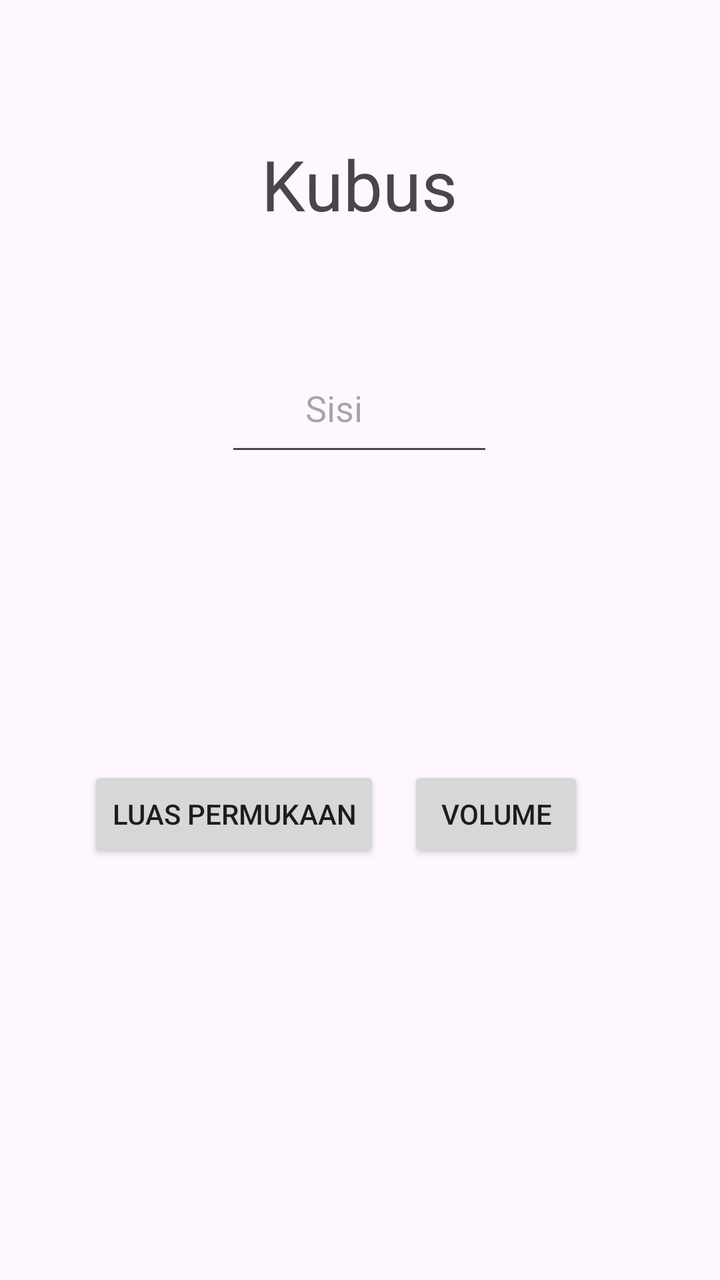
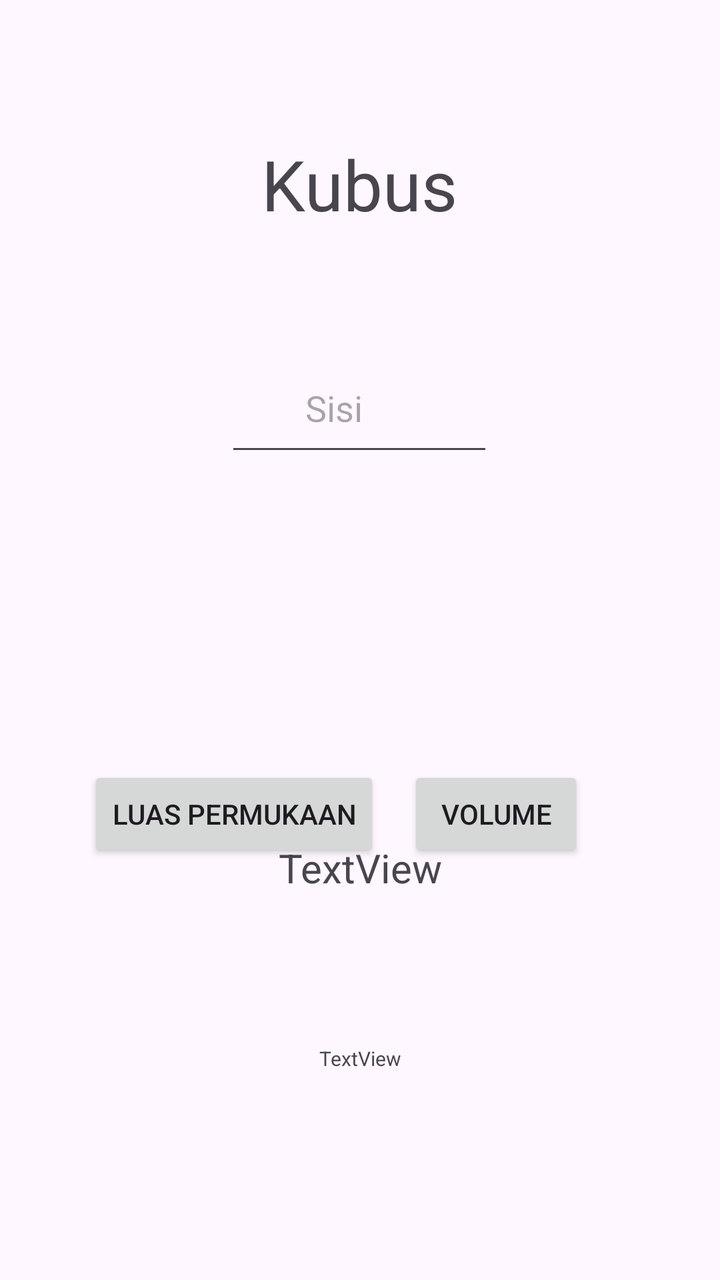

The first picture is an Android layout as it rendered before a commit; the second is the same layout after the commit. The layout source and the unified diff follow.
<!-- AndroidManifest.xml: application theme Theme.Filbert_Chrome -->
<!-- res/layout/activity_kubus.xml -->
<?xml version="1.0" encoding="utf-8"?>
<androidx.constraintlayout.widget.ConstraintLayout xmlns:android="http://schemas.android.com/apk/res/android"
    xmlns:app="http://schemas.android.com/apk/res-auto"
    xmlns:tools="http://schemas.android.com/tools"
    android:id="@+id/main"
    android:layout_width="match_parent"
    android:layout_height="match_parent"
    tools:context=".kubus">

    <TextView
        android:id="@+id/Kubus"
        android:layout_width="279dp"
        android:layout_height="68dp"
        android:layout_marginTop="52dp"
        android:paddingLeft="90dp"
        android:paddingTop="50px"
        android:text="Kubus"
        android:textSize="35dp"
        app:layout_constraintEnd_toEndOf="parent"
        app:layout_constraintStart_toStartOf="parent"
        app:layout_constraintTop_toTopOf="parent" />

    <EditText
        android:id="@+id/sisi_sisi"
        android:layout_width="134dp"
        android:layout_height="61dp"
        android:layout_marginTop="52dp"
        android:ems="10"
        android:hint="Sisi"
        android:inputType="text"
        android:paddingLeft="40dp"
        app:layout_constraintEnd_toEndOf="parent"
        app:layout_constraintHorizontal_bias="0.498"
        app:layout_constraintStart_toStartOf="parent"
        app:layout_constraintTop_toBottomOf="@+id/Kubus" />

    <Button
        android:id="@+id/btn_luas_permukaan_Kubus"
        android:layout_width="wrap_content"
        android:layout_height="wrap_content"
        android:layout_marginStart="44dp"
        android:layout_marginTop="60dp"
        android:text="Luas Permukaan"
        app:layout_constraintStart_toStartOf="parent"
        app:layout_constraintTop_toBottomOf="@+id/Hasil_Kubus" />

    <Button
        android:id="@+id/btn_Volume_Kubus"
        android:layout_width="wrap_content"
        android:layout_height="wrap_content"
        android:layout_marginTop="60dp"
        android:layout_marginEnd="68dp"
        android:text="Volume"
        app:layout_constraintEnd_toEndOf="parent"
        app:layout_constraintTop_toBottomOf="@+id/Hasil_Kubus" />

    <TextView
        android:id="@+id/Hasil_Kubus"
        android:layout_width="368dp"
        android:layout_height="51dp"
        android:layout_marginTop="152dp"
        android:paddingLeft="10dp"
        android:paddingTop="15dp"
        android:textSize="20dp"
        android:visibility="invisible"
        app:layout_constraintEnd_toEndOf="parent"
        app:layout_constraintHorizontal_bias="0.372"
        app:layout_constraintStart_toStartOf="parent"
        app:layout_constraintTop_toBottomOf="@+id/Kubus" />

</androidx.constraintlayout.widget.ConstraintLayout>
<!-- resources referenced by this layout -->
<resources>
  <style name="Theme.Filbert_Chrome" parent="Base.Theme.Filbert_Chrome" />
  <style name="Base.Theme.Filbert_Chrome" parent="Theme.Material3.DayNight.NoActionBar">
          
          
      </style>
</resources>

<!-- the commit's change to res/layout/activity_kubus.xml (unified diff, before → after) -->
@@ -68,4 +68,28 @@
         app:layout_constraintStart_toStartOf="parent"
         app:layout_constraintTop_toBottomOf="@+id/Kubus" />
 
+    <TextView
+        android:id="@+id/judul_halaman"
+        android:layout_width="wrap_content"
+        android:layout_height="wrap_content"
+        android:layout_marginBottom="75dp"
+        android:gravity="center"
+        android:text="TextView"
+        android:textSize="20dp"
+        app:layout_constraintBottom_toTopOf="@+id/description"
+        app:layout_constraintEnd_toEndOf="parent"
+        app:layout_constraintStart_toStartOf="parent" />
+
+    <TextView
+        android:id="@+id/description"
+        android:layout_width="wrap_content"
+        android:layout_height="wrap_content"
+        android:layout_marginBottom="104dp"
+        android:text="TextView"
+        android:textSize="10dp"
+        app:layout_constraintBottom_toBottomOf="parent"
+        app:layout_constraintEnd_toEndOf="parent"
+        app:layout_constraintStart_toStartOf="parent" />
+
+
 </androidx.constraintlayout.widget.ConstraintLayout>
